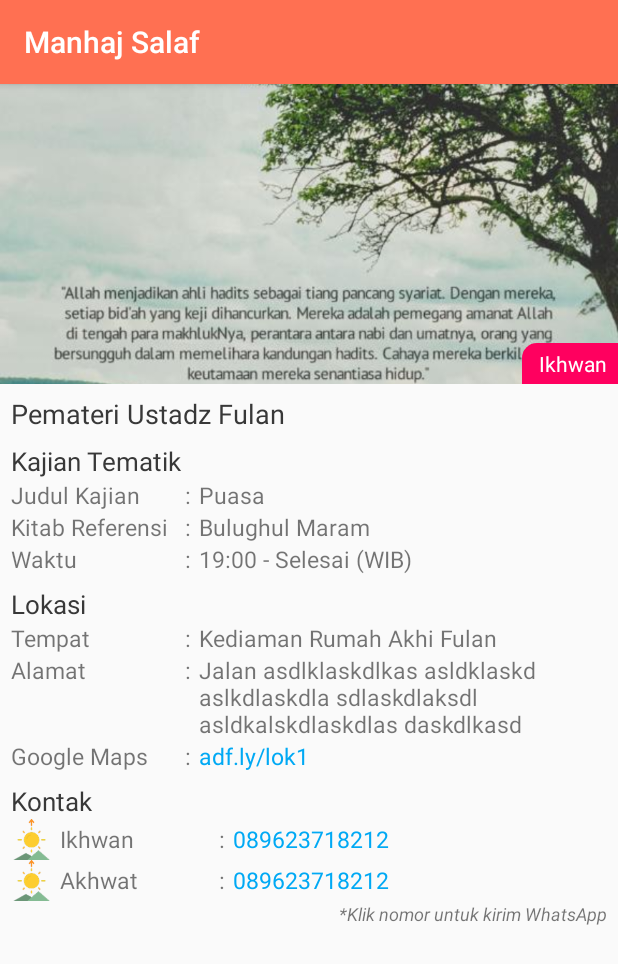
After one commit to alfirqotunnajiyah-com/androidafn, an Android app: the JadwalKajianDetailActivity screen opened directly, with no data from a screen before it, on a phone screen of 412 x 824 dp. The commit adds this screen. Shown: the top 964 px of the screen. Run offline under Robolectric (Android 15) with nearby library versions, the phone set to English and light mode, and no system bars.

Commit message:
Jadwal Kajian

```diff
--- a/app/src/main/AndroidManifest.xml
+++ b/app/src/main/AndroidManifest.xml
@@ -17,7 +17,8 @@
         android:supportsRtl="true"
         android:theme="@style/AppTheme"
         android:usesCleartextTraffic="true">
-        <activity android:name=".activity.JadwalKajianFeature.JadwalKajianMainActivity"></activity>
+        <activity android:name=".activity.JadwalKajianFeature.JadwalKajianDetailActivity"></activity>
+        <activity android:name=".activity.JadwalKajianFeature.JadwalKajianMainActivity" />
         <activity android:name=".activity.CalendarActivity" />
 
         <meta-data
--- /dev/null
+++ b/app/src/main/java/com/afn/afnapp/activity/JadwalKajianFeature/JadwalKajianDetailActivity.java
@@ -0,0 +1,15 @@
+package com.afn.afnapp.activity.JadwalKajianFeature;
+
+import android.support.v7.app.AppCompatActivity;
+import android.os.Bundle;
+
+import com.afn.afnapp.R;
+
+public class JadwalKajianDetailActivity extends AppCompatActivity {
+
+    @Override
+    protected void onCreate(Bundle savedInstanceState) {
+        super.onCreate(savedInstanceState);
+        setContentView(R.layout.activity_jadwal_kajian_detail);
+    }
+}
--- a/app/src/main/java/com/afn/afnapp/activity/JadwalKajianFeature/JadwalKajianMainActivity.java
+++ b/app/src/main/java/com/afn/afnapp/activity/JadwalKajianFeature/JadwalKajianMainActivity.java
@@ -1,14 +1,19 @@
 package com.afn.afnapp.activity.JadwalKajianFeature;
 
+import android.content.Intent;
 import android.support.v7.app.AppCompatActivity;
 import android.os.Bundle;
 import android.text.Editable;
 import android.text.TextWatcher;
+import android.view.View;
+import android.widget.AdapterView;
 import android.widget.EditText;
+import android.widget.Toast;
 
 import com.afn.afnapp.R;
 import com.afn.afnapp.adapter.JadwalKajianAdapter;
 import com.afn.afnapp.model.JadwalKajianModel;
+import com.afn.afnapp.model.JadwalSholat.Jadwal;
 import com.github.paolorotolo.expandableheightlistview.ExpandableHeightGridView;
 
 import java.util.ArrayList;
@@ -42,6 +47,21 @@ public class JadwalKajianMainActivity extends AppCompatActivity {
     }
 
     void initClick() {
+        gvList.setOnItemClickListener(new AdapterView.OnItemClickListener() {
+            @Override
+            public void onItemClick(AdapterView<?> adapterView, View view, int i, long l) {
+                JadwalKajianModel mm;
+                if (etSearch.getText().length() > 0) {
+                    mm = listKajian2.get(i);
+                } else {
+                    mm = listKajian.get(i);
+                }
+
+                Toast.makeText(JadwalKajianMainActivity.this, mm.getJudulKajian() + "", Toast.LENGTH_SHORT).show();
+                startActivity(new Intent(JadwalKajianMainActivity.this, JadwalKajianDetailActivity.class));
+            }
+        });
+
         etSearch.addTextChangedListener(new TextWatcher() {
             @Override
             public void beforeTextChanged(CharSequence s, int start, int count, int after) {
--- /dev/null
+++ b/app/src/main/res/layout/activity_jadwal_kajian_detail.xml
@@ -0,0 +1,348 @@
+<?xml version="1.0" encoding="utf-8"?>
+<LinearLayout xmlns:android="http://schemas.android.com/apk/res/android"
+    xmlns:app="http://schemas.android.com/apk/res-auto"
+    xmlns:tools="http://schemas.android.com/tools"
+    android:layout_width="match_parent"
+    android:layout_height="match_parent"
+    android:orientation="vertical"
+    tools:context=".activity.JadwalKajianFeature.JadwalKajianDetailActivity">
+
+    <android.support.design.widget.AppBarLayout
+        android:layout_width="match_parent"
+        android:layout_height="wrap_content">
+
+        <android.support.v7.widget.Toolbar
+            android:id="@+id/toolbar"
+            android:layout_width="match_parent"
+            android:layout_height="wrap_content"
+            app:title="Manhaj Salaf"
+            app:titleTextColor="@color/white" />
+    </android.support.design.widget.AppBarLayout>
+
+    <ScrollView
+        android:layout_width="match_parent"
+        android:layout_height="wrap_content">
+
+        <LinearLayout
+            android:layout_width="match_parent"
+            android:layout_height="wrap_content"
+            android:orientation="vertical">
+
+            <LinearLayout
+                android:layout_width="match_parent"
+                android:layout_height="wrap_content"
+                android:orientation="vertical">
+
+                <RelativeLayout
+                    android:layout_width="match_parent"
+                    android:layout_height="200dp">
+
+                    <ImageView
+                        android:layout_width="match_parent"
+                        android:layout_height="200dp"
+                        android:scaleType="centerCrop"
+                        android:src="@drawable/afn5" />
+
+                    <TextView
+                        android:layout_width="wrap_content"
+                        android:layout_height="wrap_content"
+                        android:layout_alignParentRight="true"
+                        android:layout_alignParentBottom="true"
+                        android:background="@drawable/bg_lbl_akhwat"
+                        android:paddingLeft="11dp"
+                        android:paddingTop="4dp"
+                        android:paddingRight="7dp"
+                        android:paddingBottom="4dp"
+                        android:text="Ikhwan"
+                        android:textColor="@color/white" />
+                </RelativeLayout>
+
+                <RelativeLayout
+                    android:layout_width="match_parent"
+                    android:layout_height="wrap_content"
+                    android:orientation="vertical"
+                    android:padding="7dp">
+
+                    <LinearLayout
+                        android:layout_width="match_parent"
+                        android:layout_height="wrap_content"
+                        android:orientation="vertical">
+
+                        <TextView
+                            android:layout_width="match_parent"
+                            android:layout_height="wrap_content"
+                            android:text="Pemateri Ustadz Fulan"
+                            android:textColor="@color/textColor"
+                            android:textSize="@dimen/font_h1" />
+
+                        <TextView
+                            android:layout_width="match_parent"
+                            android:layout_height="wrap_content"
+                            android:layout_marginTop="7dp"
+                            android:text="Kajian Tematik"
+                            android:textColor="@color/textColor"
+                            android:textSize="@dimen/font_h2" />
+
+                        <LinearLayout
+                            android:layout_width="match_parent"
+                            android:layout_height="wrap_content"
+                            android:orientation="horizontal">
+
+                            <TextView
+                                android:layout_width="0dp"
+                                android:layout_height="wrap_content"
+                                android:layout_weight="0.3"
+                                android:text="Judul Kajian"
+                                android:textSize="@dimen/font_h3" />
+
+                            <TextView
+                                android:layout_width="wrap_content"
+                                android:layout_height="wrap_content"
+                                android:paddingRight="5dp"
+                                android:text=":"
+                                android:textSize="@dimen/font_h3" />
+
+                            <TextView
+                                android:layout_width="0dp"
+                                android:layout_height="wrap_content"
+                                android:layout_weight="0.7"
+                                android:text="Puasa"
+                                android:textSize="@dimen/font_h3" />
+                        </LinearLayout>
+
+                        <LinearLayout
+                            android:layout_width="match_parent"
+                            android:layout_height="wrap_content"
+                            android:orientation="horizontal">
+
+                            <TextView
+                                android:layout_width="0dp"
+                                android:layout_height="wrap_content"
+                                android:layout_weight="0.3"
+                                android:text="Kitab Referensi"
+                                android:textSize="@dimen/font_h3" />
+
+                            <TextView
+                                android:layout_width="wrap_content"
+                                android:layout_height="wrap_content"
+                                android:paddingRight="5dp"
+                                android:text=":"
+                                android:textSize="@dimen/font_h3" />
+
+                            <TextView
+                                android:layout_width="0dp"
+                                android:layout_height="wrap_content"
+                                android:layout_weight="0.7"
+                                android:text="Bulughul Maram"
+                                android:textSize="@dimen/font_h3" />
+                        </LinearLayout>
+
+                        <LinearLayout
+                            android:layout_width="match_parent"
+                            android:layout_height="wrap_content"
+                            android:orientation="horizontal">
+
+                            <TextView
+                                android:layout_width="0dp"
+                                android:layout_height="wrap_content"
+                                android:layout_weight="0.3"
+                                android:text="Waktu"
+                                android:textSize="@dimen/font_h3" />
+
+                            <TextView
+                                android:layout_width="wrap_content"
+                                android:layout_height="wrap_content"
+                                android:paddingRight="5dp"
+                                android:text=":"
+                                android:textSize="@dimen/font_h3" />
+
+                            <TextView
+                                android:layout_width="0dp"
+                                android:layout_height="wrap_content"
+                                android:layout_weight="0.7"
+                                android:text="19:00 - Selesai (WIB)"
+                                android:textSize="@dimen/font_h3" />
+                        </LinearLayout>
+
+                        <TextView
+                            android:layout_width="match_parent"
+                            android:layout_height="wrap_content"
+                            android:layout_marginTop="7dp"
+                            android:text="Lokasi"
+                            android:textColor="@color/textColor"
+                            android:textSize="@dimen/font_h2" />
+
+                        <LinearLayout
+                            android:layout_width="match_parent"
+                            android:layout_height="wrap_content"
+                            android:orientation="horizontal">
+
+                            <TextView
+                                android:layout_width="0dp"
+                                android:layout_height="wrap_content"
+                                android:layout_weight="0.3"
+                                android:text="Tempat"
+                                android:textSize="@dimen/font_h3" />
+
+                            <TextView
+                                android:layout_width="wrap_content"
+                                android:layout_height="wrap_content"
+                                android:paddingRight="5dp"
+                                android:text=":"
+                                android:textSize="@dimen/font_h3" />
+
+                            <TextView
+                                android:layout_width="0dp"
+                                android:layout_height="wrap_content"
+                                android:layout_weight="0.7"
+                                android:text="Kediaman Rumah Akhi Fulan"
+                                android:textSize="@dimen/font_h3" />
+                        </LinearLayout>
+
+                        <LinearLayout
+                            android:layout_width="match_parent"
+                            android:layout_height="wrap_content"
+                            android:orientation="horizontal">
+
+                            <TextView
+                                android:layout_width="0dp"
+                                android:layout_height="wrap_content"
+                                android:layout_weight="0.3"
+                                android:text="Alamat"
+                                android:textSize="@dimen/font_h3" />
+
+                            <TextView
+                                android:layout_width="wrap_content"
+                                android:layout_height="wrap_content"
+                                android:paddingRight="5dp"
+                                android:text=":"
+                                android:textSize="@dimen/font_h3" />
+
+                            <TextView
+                                android:layout_width="0dp"
+                                android:layout_height="wrap_content"
+                                android:layout_weight="0.7"
+                                android:text="Jalan asdlklaskdlkas asldklaskd aslkdlaskdla sdlaskdlaksdl asldkalskdlaskdlas daskdlkasd "
+                                android:textSize="@dimen/font_h3" />
+                        </LinearLayout>
+
+                        <LinearLayout
+                            android:layout_width="match_parent"
+                            android:layout_height="wrap_content"
+                            android:orientation="horizontal">
+
+                            <TextView
+                                android:layout_width="0dp"
+                                android:layout_height="wrap_content"
+                                android:layout_weight="0.3"
+                                android:text="Google Maps"
+                                android:textSize="@dimen/font_h3" />
+
+                            <TextView
+                                android:layout_width="wrap_content"
+                                android:layout_height="wrap_content"
+                                android:paddingRight="5dp"
+                                android:text=":"
+                                android:textSize="@dimen/font_h3" />
+
+                            <TextView
+                                android:layout_width="0dp"
+                                android:layout_height="wrap_content"
+                                android:layout_weight="0.7"
+                                android:text="adf.ly/lok1"
+                                android:textColor="@color/light_blue"
+                                android:textSize="@dimen/font_h3" />
+                        </LinearLayout>
+
+                        <TextView
+                            android:layout_width="match_parent"
+                            android:layout_height="wrap_content"
+                            android:layout_marginTop="7dp"
+                            android:text="Kontak"
+                            android:textColor="@color/textColor"
+                            android:textSize="@dimen/font_h2" />
+
+                        <LinearLayout
+                            android:layout_width="match_parent"
+                            android:layout_height="wrap_content"
+                            android:gravity="center_vertical"
+                            android:orientation="horizontal">
+
+                            <ImageView
+                                android:layout_width="wrap_content"
+                                android:layout_height="wrap_content"
+                                android:layout_marginRight="5dp"
+                                android:src="@drawable/ic_dzikir_pagi" />
+
+                            <TextView
+                                android:layout_width="0dp"
+                                android:layout_height="wrap_content"
+                                android:layout_weight="0.3"
+                                android:text="Ikhwan "
+                                android:textSize="@dimen/font_h3" />
+
+                            <TextView
+                                android:layout_width="wrap_content"
+                                android:layout_height="wrap_content"
+                                android:paddingRight="5dp"
+                                android:text=":"
+                                android:textSize="@dimen/font_h3" />
+
+                            <TextView
+                                android:layout_width="0dp"
+                                android:layout_height="wrap_content"
+                                android:layout_weight="0.7"
+                                android:text="089623718212"
+                                android:textColor="@color/light_blue"
+                                android:textSize="@dimen/font_h3" />
+                        </LinearLayout>
+
+                        <LinearLayout
+                            android:layout_width="match_parent"
+                            android:layout_height="wrap_content"
+                            android:gravity="center_vertical"
+                            android:orientation="horizontal">
+
+                            <ImageView
+                                android:layout_width="wrap_content"
+                                android:layout_height="wrap_content"
+                                android:layout_marginRight="5dp"
+                                android:src="@drawable/ic_dzikir_pagi" />
+
+                            <TextView
+                                android:layout_width="0dp"
+                                android:layout_height="wrap_content"
+                                android:layout_weight="0.3"
+                                android:text="Akhwat "
+                                android:textSize="@dimen/font_h3" />
+
+                            <TextView
+                                android:layout_width="wrap_content"
+                                android:layout_height="wrap_content"
+                                android:paddingRight="5dp"
+                                android:text=":"
+                                android:textSize="@dimen/font_h3" />
+
+                            <TextView
+                                android:layout_width="0dp"
+                                android:layout_height="wrap_content"
+                                android:layout_weight="0.7"
+                                android:text="089623718212"
+                                android:textColor="@color/light_blue"
+                                android:textSize="@dimen/font_h3" />
+                        </LinearLayout>
+
+                        <TextView
+                            android:gravity="end"
+                            android:layout_width="match_parent"
+                            android:layout_height="wrap_content"
+                            android:text="*Klik nomor untuk kirim WhatsApp"
+                            android:textStyle="italic"
+                            android:textSize="12sp"/>
+
+                    </LinearLayout>
+                </RelativeLayout>
+            </LinearLayout>
+        </LinearLayout>
+    </ScrollView>
+</LinearLayout>
--- a/app/src/main/res/layout/activity_jadwal_kajian_main.xml
+++ b/app/src/main/res/layout/activity_jadwal_kajian_main.xml
@@ -9,50 +9,12 @@
     <android.support.design.widget.AppBarLayout
         android:id="@+id/appbar"
         android:layout_width="match_parent"
-        android:layout_height="?attr/actionBarSize"
-        android:paddingTop="7dp"
-        android:paddingBottom="7dp"
-        android:theme="@style/AppTheme.AppBarOverlay">
-
-        <LinearLayout
+        android:layout_height="wrap_content">
+        <android.support.v7.widget.Toolbar
             android:layout_width="match_parent"
             android:layout_height="wrap_content"
-            android:gravity="center_vertical"
-            android:orientation="horizontal">
-
-            <ImageView
-                android:id="@+id/ivLeft"
-                android:layout_width="0dp"
-                android:layout_height="wrap_content"
-                android:layout_weight="0.1"
-                android:src="@drawable/ic_keyboard_arrow_left"
-                android:tint="@color/white"
-                android:visibility="gone" />
-            <!--android:layout_height="?attr/actionBarSize"-->
-            <TextView
-                android:id="@+id/tvTitle"
-                android:layout_width="0dp"
-                android:layout_height="wrap_content"
-                android:layout_centerInParent="true"
-                android:layout_weight="0.8"
-                android:background="?attr/colorPrimary"
-                android:ellipsize="marquee"
-                android:gravity="left|center_vertical"
-                android:padding="10dp"
-                android:singleLine="true"
-                android:text="Jadwal Kajian"
-                android:textColor="@color/white"
-                android:textSize="17sp" />
-
-            <ImageView
-                android:id="@+id/ivRight"
-                android:layout_width="0dp"
-                android:layout_height="wrap_content"
-                android:layout_weight="0.1"
-                android:src="@drawable/ic_keyboard_arrow_right"
-                android:tint="@color/white"
-                android:visibility="gone" />
-        </LinearLayout>
+            app:title="Jadwal Kajian"
+            app:titleTextColor="@color/white"/>
     </android.support.design.widget.AppBarLayout>
 
     <ScrollView
```
